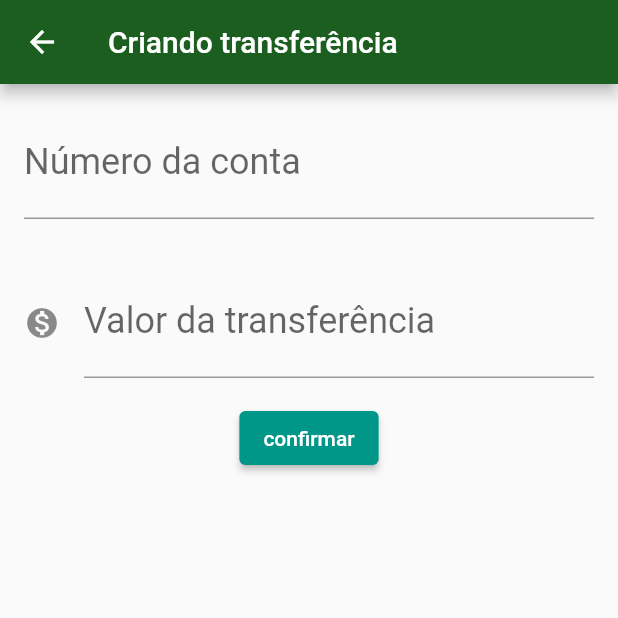
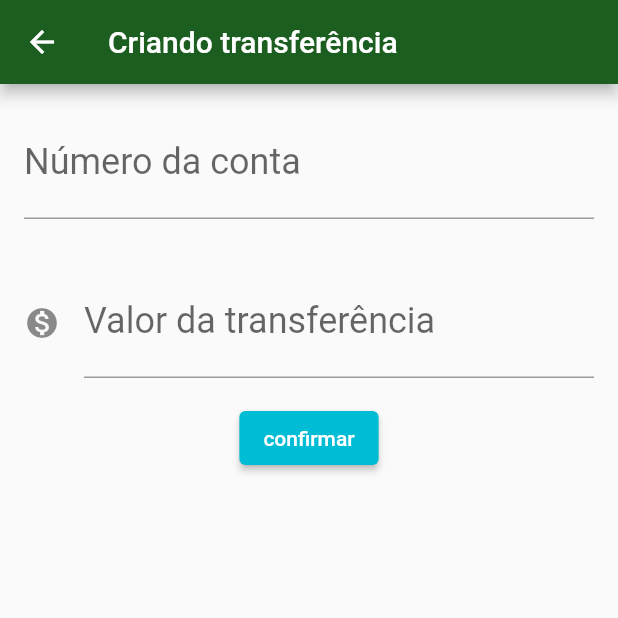
Before and after one commit to hi-im-yan/bytebank, a Flutter app: the screen it shows after launch, after a tap on the "add" icon, on a phone screen of 412 x 824 dp, the top half of it. Run offline on Flutter 3.47's test engine with Material 2 defaults, Android fonts, the phone set to English and light mode, and no system bars.

Commit message:
refactor - organizando projeto por padrão de desenvolvimento

```diff
--- /dev/null
+++ b/lib/components/editor.dart
@@ -0,0 +1,32 @@
+import 'package:flutter/material.dart';
+
+class Editor extends StatelessWidget {
+  final TextEditingController controller;
+  final String label;
+  final String hint;
+  final IconData? icon;
+
+  Editor({
+    required this.controller,
+    required this.label,
+    required this.hint,
+    this.icon,
+  });
+
+  @override
+  Widget build(BuildContext context) {
+    return Padding(
+      padding: const EdgeInsets.all(16.0),
+      child: TextField(
+        controller: controller,
+        style: TextStyle(fontSize: 24.0),
+        decoration: InputDecoration(
+          icon: icon != null ? Icon(icon) : null,
+          labelText: label,
+          hintText: hint,
+        ),
+        keyboardType: TextInputType.number,
+      ),
+    );
+  }
+}
--- a/lib/main.dart
+++ b/lib/main.dart
@@ -1,7 +1,8 @@
+import 'package:bytebank/screens/lista_transferencia.dart';
 import 'package:flutter/material.dart';
 
 void main() {
-  runApp(BytebankApp());
+  runApp(const BytebankApp());
 }
 
 class BytebankApp extends StatelessWidget {
@@ -16,7 +17,7 @@ class BytebankApp extends StatelessWidget {
         ),
         elevatedButtonTheme: ElevatedButtonThemeData(
           style: ButtonStyle(
-            backgroundColor: MaterialStateProperty.all(Colors.teal),
+            backgroundColor: MaterialStateProperty.all(Colors.cyan),
           ),
         ),
       ),
@@ -24,163 +25,3 @@ class BytebankApp extends StatelessWidget {
     );
   }
 }
-
-class FormularioTransferencia extends StatefulWidget {
-  @override
-  State<StatefulWidget> createState() {
-    return FormularioTransferenciaState();
-  }
-}
-
-class FormularioTransferenciaState extends State<FormularioTransferencia> {
-  final TextEditingController _numeroContaController = TextEditingController();
-  final TextEditingController _valorController = TextEditingController();
-
-  @override
-  Widget build(BuildContext context) {
-    return Scaffold(
-        appBar: AppBar(
-          title: Text('Criando transferência'),
-        ),
-        body: SingleChildScrollView(
-          child: Column(
-            children: [
-              Editor(
-                controller: _numeroContaController,
-                label: 'Número da conta',
-                hint: '0000',
-              ),
-              Editor(
-                controller: _valorController,
-                label: 'Valor da transferência',
-                hint: '0000',
-                icon: Icons.monetization_on,
-              ),
-              ElevatedButton(
-                onPressed: () => _criaTransferencia(context),
-                child: Text('confirmar'),
-              )
-            ],
-          ),
-        ));
-  }
-
-  void _criaTransferencia(BuildContext context) {
-    final int? numeroConta = int.tryParse(_numeroContaController.text);
-    final double? valor = double.tryParse(_valorController.text);
-
-    if (numeroConta != null && valor != null) {
-      final transferenciaCriada = Transferencia(valor, numeroConta);
-
-      ScaffoldMessenger.of(context).showSnackBar(
-        SnackBar(
-          content: Text('$transferenciaCriada'),
-        ),
-      );
-
-      Navigator.pop(context, transferenciaCriada);
-    }
-  }
-}
-
-class Editor extends StatelessWidget {
-  final TextEditingController controller;
-  final String label;
-  final String hint;
-  final IconData? icon;
-
-  Editor(
-      {required this.controller,
-      required this.label,
-      required this.hint,
-      this.icon});
-
-  @override
-  Widget build(BuildContext context) {
-    return Padding(
-      padding: const EdgeInsets.all(16.0),
-      child: TextField(
-        controller: controller,
-        style: TextStyle(fontSize: 24.0),
-        decoration: InputDecoration(
-          icon: icon != null ? Icon(icon) : null,
-          labelText: label,
-          hintText: hint,
-        ),
-        keyboardType: TextInputType.number,
-      ),
-    );
-  }
-}
-
-class ListaTransferencia extends StatefulWidget {
-  List<Transferencia> _transferencias = [];
-
-  @override
-  State<StatefulWidget> createState() {
-    return ListaTransferenciaState();
-  }
-}
-
-class ListaTransferenciaState extends State<ListaTransferencia> {
-  @override
-  Widget build(BuildContext context) {
-    return Scaffold(
-      appBar: AppBar(
-        title: Text('Transferências'),
-      ),
-      body: ListView.builder(
-        itemCount: widget._transferencias.length,
-        itemBuilder: (context, index) {
-          final transferencia = widget._transferencias[index];
-          return ItemTransferencia(transferencia);
-        },
-      ),
-      floatingActionButton: ElevatedButton(
-        child: Icon(Icons.add),
-        onPressed: () {
-          print("Botao pressionado");
-          final Future future =
-              Navigator.push(context, MaterialPageRoute(builder: (context) {
-            return FormularioTransferencia();
-          }));
-          future.then((transferenciaRecebida) {
-            if (transferenciaRecebida != null) {
-              setState(() => widget._transferencias.add(transferenciaRecebida));
-            }
-          });
-        },
-      ),
-    );
-  }
-}
-
-class ItemTransferencia extends StatelessWidget {
-  final Transferencia _transferencia;
-
-  ItemTransferencia(this._transferencia);
-
-  @override
-  Widget build(BuildContext context) {
-    return Card(
-      child: ListTile(
-        leading: Icon(Icons.monetization_on),
-        title: Text('R\$ ' + _transferencia.valor.toString()),
-        subtitle:
-            Text('Transferido para: ' + _transferencia.numeroConta.toString()),
-      ),
-    );
-  }
-}
-
-class Transferencia {
-  final double valor;
-  final int numeroConta;
-
-  Transferencia(this.valor, this.numeroConta);
-
-  @override
-  String toString() {
-    return 'Transferencia{valor: $valor, numeroConta: $numeroConta}';
-  }
-}
--- /dev/null
+++ b/lib/models/transferencia.dart
@@ -0,0 +1,14 @@
+class Transferencia {
+  final double valor;
+  final int numeroConta;
+
+  Transferencia(
+    this.valor,
+    this.numeroConta,
+  );
+
+  @override
+  String toString() {
+    return 'Transferencia{valor: $valor, numeroConta: $numeroConta}';
+  }
+}
--- /dev/null
+++ b/lib/screens/formularo_transferencia.dart
@@ -0,0 +1,63 @@
+import 'package:flutter/material.dart';
+
+import '../components/editor.dart';
+import '../models/transferencia.dart';
+
+const _tituloAppBar = 'Criando transferência';
+const _labelCampoValor = 'Valor da transferência';
+const _labelCampoConta = 'Número da conta';
+const _buttonSubmitText = 'confirmar';
+const _hintCampoConta = '0000';
+const _hintCampoValor = '0.00';
+
+class FormularioTransferencia extends StatefulWidget {
+  @override
+  State<StatefulWidget> createState() {
+    return FormularioTransferenciaState();
+  }
+}
+
+class FormularioTransferenciaState extends State<FormularioTransferencia> {
+  final TextEditingController _numeroContaController = TextEditingController();
+  final TextEditingController _valorController = TextEditingController();
+
+  @override
+  Widget build(BuildContext context) {
+    return Scaffold(
+        appBar: AppBar(
+          title: const Text(_tituloAppBar),
+        ),
+        body: SingleChildScrollView(
+          child: Column(
+            children: [
+              Editor(
+                controller: _numeroContaController,
+                label: _labelCampoConta,
+                hint: _hintCampoConta,
+              ),
+              Editor(
+                controller: _valorController,
+                label: _labelCampoValor,
+                hint: _hintCampoValor,
+                icon: Icons.monetization_on,
+              ),
+              ElevatedButton(
+                onPressed: () => _criaTransferencia(context),
+                child: const Text(_buttonSubmitText),
+              )
+            ],
+          ),
+        ));
+  }
+
+  void _criaTransferencia(BuildContext context) {
+    final int? numeroConta = int.tryParse(_numeroContaController.text);
+    final double? valor = double.tryParse(_valorController.text);
+
+    if (numeroConta != null && valor != null) {
+      final transferenciaCriada = Transferencia(valor, numeroConta);
+
+      Navigator.pop(context, transferenciaCriada);
+    }
+  }
+}
--- /dev/null
+++ b/lib/screens/lista_transferencia.dart
@@ -0,0 +1,65 @@
+import 'package:flutter/material.dart';
+
+import '../models/transferencia.dart';
+import 'formularo_transferencia.dart';
+
+const _tituloAppBar = 'Transferências';
+
+class ListaTransferencia extends StatefulWidget {
+  List<Transferencia> _transferencias = [];
+
+  @override
+  State<StatefulWidget> createState() {
+    return ListaTransferenciaState();
+  }
+}
+
+class ListaTransferenciaState extends State<ListaTransferencia> {
+  @override
+  Widget build(BuildContext context) {
+    return Scaffold(
+      appBar: AppBar(
+        title: const Text(_tituloAppBar),
+      ),
+      body: ListView.builder(
+        itemCount: widget._transferencias.length,
+        itemBuilder: (context, index) {
+          final transferencia = widget._transferencias[index];
+          return ItemTransferencia(transferencia);
+        },
+      ),
+      floatingActionButton: ElevatedButton(
+        child: Icon(Icons.add),
+        onPressed: () {
+          final Future future =
+          Navigator.push(context, MaterialPageRoute(builder: (context) {
+            return FormularioTransferencia();
+          }));
+          future.then((transferenciaRecebida) {
+            if (transferenciaRecebida != null) {
+              setState(() => widget._transferencias.add(transferenciaRecebida));
+            }
+          });
+        },
+      ),
+    );
+  }
+}
+
+class ItemTransferencia extends StatelessWidget {
+  final Transferencia _transferencia;
+
+  ItemTransferencia(this._transferencia);
+
+  @override
+  Widget build(BuildContext context) {
+    return Card(
+      child: ListTile(
+        leading: const Icon(Icons.monetization_on),
+        title: Text('R\$ ${_transferencia.valor}'),
+        subtitle:
+        Text('Transferido para: ${_transferencia.numeroConta}'),
+      ),
+    );
+  }
+}
```
Also changed, not shown: 1 other file.
